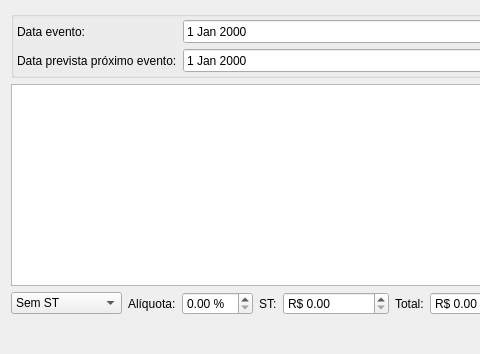
The window that ui/inputdialogproduto.ui (darktorres/ERP-STACCATO) describes before a commit, drawn with Qt 5; both pictures show x 0 to 480 and y 0 to 354 of the 769 by 354 pixel window.
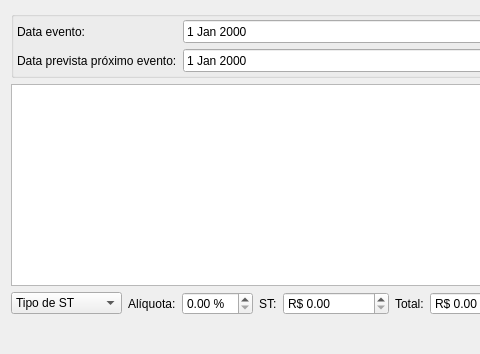
The same window after the commit. Custom widgets are drawn as their Qt base class.

The edit to the form file:
```diff
--- a/ui/inputdialogproduto.ui
+++ b/ui/inputdialogproduto.ui
@@ -107,6 +107,11 @@
          </property>
          <item>
           <widget class="QComboBox" name="comboBoxST">
+           <item>
+            <property name="text">
+             <string>Tipo de ST</string>
+            </property>
+           </item>
            <item>
             <property name="text">
              <string>Sem ST</string>
```
